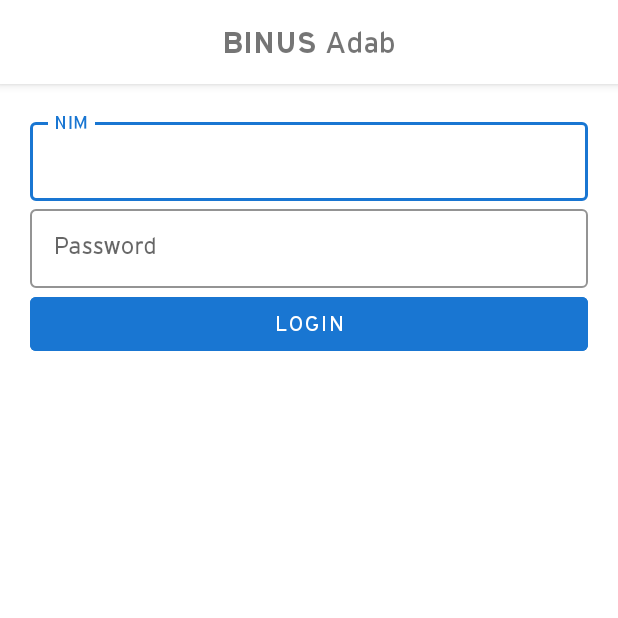
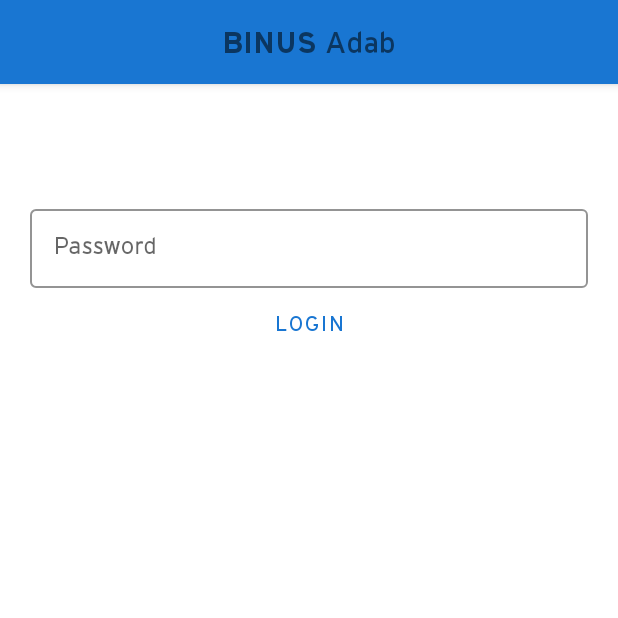
Before and after one commit to bearcatsdev/adab-android, an Android app: the screen it shows after launch (LoginActivity), on a phone screen of 412 x 824 dp, the top half of it. Run offline under Robolectric (Android 15) with nearby library versions, the phone set to English and light mode, and no system bars.

Commit message:
swap colorPrimary and colorAccenr value

```diff
--- a/app/src/main/res/values/colors.xml
+++ b/app/src/main/res/values/colors.xml
@@ -1,7 +1,7 @@
 <?xml version="1.0" encoding="utf-8"?>
 <resources>
-    <color name="colorPrimary">#FFFFFF</color>
-    <color name="colorAccent">#1976D2</color>
+    <color name="colorPrimary">#1976D2</color>
+    <color name="colorAccent">#FFFFFF</color>
     <color name="textColorPrimary">#000000</color>
     <!--<color name="textColorDark">#000000</color>-->
 </resources>
```
